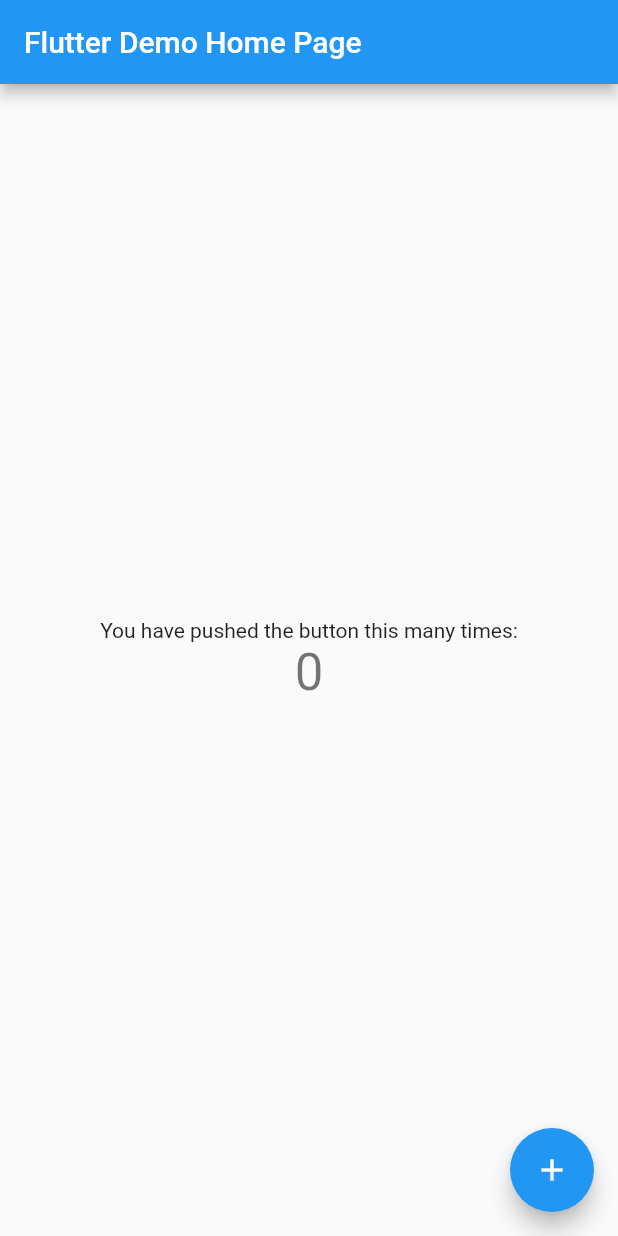
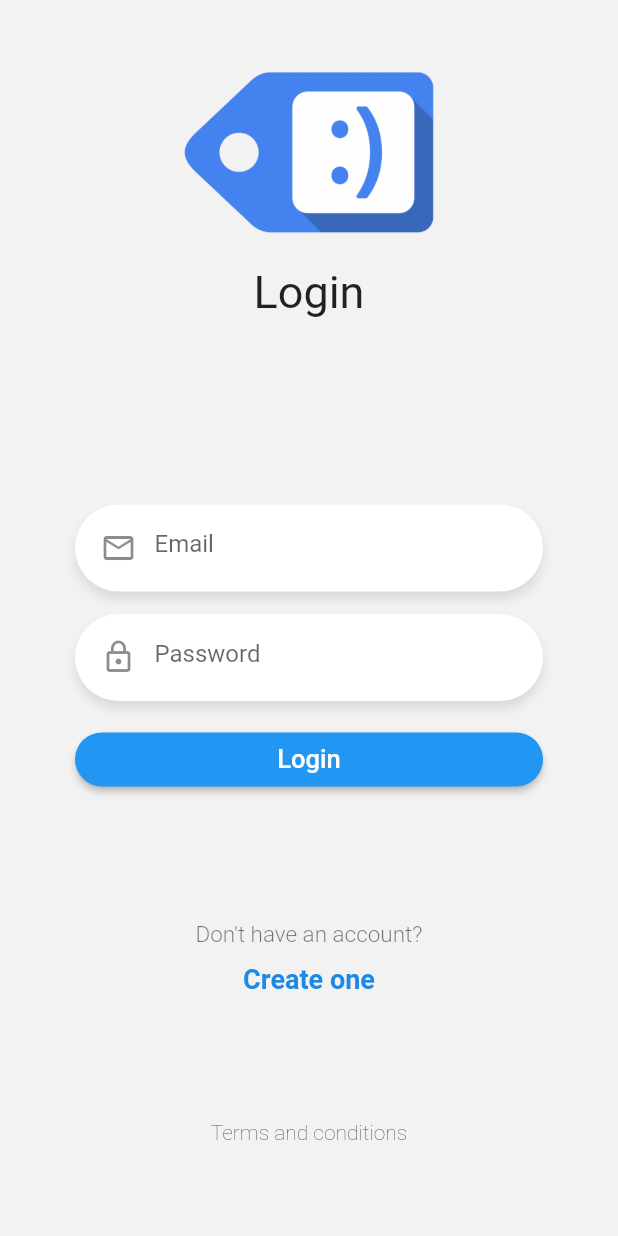
Before and after one commit to mangelsr/chat_app, a Flutter app: the screen it shows after launch, on a phone screen of 412 x 824 dp. Run offline on Flutter 3.47's test engine with Material 2 defaults, Android fonts, the phone set to English and light mode, and no system bars.

Commit message:
[ADD] app logo, [ADD] login & auth Pages, [ADD] Some reusable widgets

```diff
--- a/lib/main.dart
+++ b/lib/main.dart
@@ -1,113 +1,16 @@
 import 'package:flutter/material.dart';
+import 'package:chat_app/routes/routes.dart';
 
-void main() {
-  runApp(MyApp());
-}
+void main() => runApp(MyApp());
 
 class MyApp extends StatelessWidget {
-  // This widget is the root of your application.
   @override
   Widget build(BuildContext context) {
     return MaterialApp(
-      title: 'Flutter Demo',
-      theme: ThemeData(
-        // This is the theme of your application.
-        //
-        // Try running your application with "flutter run". You'll see the
-        // application has a blue toolbar. Then, without quitting the app, try
-        // changing the primarySwatch below to Colors.green and then invoke
-        // "hot reload" (press "r" in the console where you ran "flutter run",
-        // or simply save your changes to "hot reload" in a Flutter IDE).
-        // Notice that the counter didn't reset back to zero; the application
-        // is not restarted.
-        primarySwatch: Colors.blue,
-      ),
-      home: MyHomePage(title: 'Flutter Demo Home Page'),
+      debugShowCheckedModeBanner: false,
+      title: 'Chat App',
+      initialRoute: 'login',
+      routes: appRoutes,
     );
   }
 }
-
-class MyHomePage extends StatefulWidget {
-  MyHomePage({Key key, this.title}) : super(key: key);
-
-  // This widget is the home page of your application. It is stateful, meaning
-  // that it has a State object (defined below) that contains fields that affect
-  // how it looks.
-
-  // This class is the configuration for the state. It holds the values (in this
-  // case the title) provided by the parent (in this case the App widget) and
-  // used by the build method of the State. Fields in a Widget subclass are
-  // always marked "final".
-
-  final String title;
-
-  @override
-  _MyHomePageState createState() => _MyHomePageState();
-}
-
-class _MyHomePageState extends State<MyHomePage> {
-  int _counter = 0;
-
-  void _incrementCounter() {
-    setState(() {
-      // This call to setState tells the Flutter framework that something has
-      // changed in this State, which causes it to rerun the build method below
-      // so that the display can reflect the updated values. If we changed
-      // _counter without calling setState(), then the build method would not be
-      // called again, and so nothing would appear to happen.
-      _counter++;
-    });
-  }
-
-  @override
-  Widget build(BuildContext context) {
-    // This method is rerun every time setState is called, for instance as done
-    // by the _incrementCounter method above.
-    //
-    // The Flutter framework has been optimized to make rerunning build methods
-    // fast, so that you can just rebuild anything that needs updating rather
-    // than having to individually change instances of widgets.
-    return Scaffold(
-      appBar: AppBar(
-        // Here we take the value from the MyHomePage object that was created by
-        // the App.build method, and use it to set our appbar title.
-        title: Text(widget.title),
-      ),
-      body: Center(
-        // Center is a layout widget. It takes a single child and positions it
-        // in the middle of the parent.
-        child: Column(
-          // Column is also a layout widget. It takes a list of children and
-          // arranges them vertically. By default, it sizes itself to fit its
-          // children horizontally, and tries to be as tall as its parent.
-          //
-          // Invoke "debug painting" (press "p" in the console, choose the
-          // "Toggle Debug Paint" action from the Flutter Inspector in Android
-          // Studio, or the "Toggle Debug Paint" command in Visual Studio Code)
-          // to see the wireframe for each widget.
-          //
-          // Column has various properties to control how it sizes itself and
-          // how it positions its children. Here we use mainAxisAlignment to
-          // center the children vertically; the main axis here is the vertical
-          // axis because Columns are vertical (the cross axis would be
-          // horizontal).
-          mainAxisAlignment: MainAxisAlignment.center,
-          children: <Widget>[
-            Text(
-              'You have pushed the button this many times:',
-            ),
-            Text(
-              '$_counter',
-              style: Theme.of(context).textTheme.headline4,
-            ),
-          ],
-        ),
-      ),
-      floatingActionButton: FloatingActionButton(
-        onPressed: _incrementCounter,
-        tooltip: 'Increment',
-        child: Icon(Icons.add),
-      ), // This trailing comma makes auto-formatting nicer for build methods.
-    );
-  }
-}
--- /dev/null
+++ b/lib/pages/login_page.dart
@@ -0,0 +1,85 @@
+import 'package:chat_app/widgets/main_button.dart';
+import 'package:flutter/material.dart';
+import 'package:chat_app/widgets/custom_input.dart';
+import 'package:chat_app/widgets/labels.dart';
+import 'package:chat_app/widgets/logo.dart';
+
+class LoginPage extends StatelessWidget {
+  Widget build(BuildContext context) {
+    return Scaffold(
+      backgroundColor: Color(0xffF2F2F2),
+      body: SafeArea(
+        child: SingleChildScrollView(
+          physics: BouncingScrollPhysics(),
+          child: Container(
+            height: MediaQuery.of(context).size.height * 0.95,
+            child: Column(
+              mainAxisAlignment: MainAxisAlignment.spaceBetween,
+              children: [
+                Logo(
+                  title: 'Login',
+                ),
+                _Form(),
+                Labels(
+                  question: "Don't have an account?",
+                  linkText: 'Create one',
+                  routeTo: 'register',
+                ),
+                Container(
+                  margin: EdgeInsets.only(bottom: 20),
+                  child: Text(
+                    'Terms and conditions',
+                    style: TextStyle(
+                      fontWeight: FontWeight.w200,
+                    ),
+                  ),
+                ),
+              ],
+            ),
+          ),
+        ),
+      ),
+    );
+  }
+}
+
+class _Form extends StatefulWidget {
+  @override
+  __FormState createState() => __FormState();
+}
+
+class __FormState extends State<_Form> {
+  final emailController = TextEditingController();
+  final passwordController = TextEditingController();
+
+  @override
+  Widget build(BuildContext context) {
+    return Container(
+      margin: EdgeInsets.only(top: 40),
+      padding: EdgeInsets.symmetric(horizontal: 50),
+      child: Column(
+        children: [
+          CustomInput(
+            icon: Icons.mail_outline,
+            placeHolder: 'Email',
+            keyboardType: TextInputType.emailAddress,
+            textController: emailController,
+          ),
+          CustomInput(
+            icon: Icons.lock_outline,
+            placeHolder: 'Password',
+            textController: passwordController,
+            isPassword: true,
+          ),
+          MainButton(
+            text: 'Login',
+            callback: () {
+              print(emailController.text);
+              print(passwordController.text);
+            },
+          )
+        ],
+      ),
+    );
+  }
+}
--- /dev/null
+++ b/lib/routes/routes.dart
@@ -0,0 +1,15 @@
+import 'package:flutter/material.dart';
+
+import 'package:chat_app/pages/chat_page.dart';
+import 'package:chat_app/pages/loading_page.dart';
+import 'package:chat_app/pages/login_page.dart';
+import 'package:chat_app/pages/register_page.dart';
+import 'package:chat_app/pages/users_page.dart';
+
+final Map<String, Widget Function(BuildContext)> appRoutes = {
+  'loading': (_) => LoadingPage(),
+  'login': (_) => LoginPage(),
+  'register': (_) => RegisterPage(),
+  'users': (_) => UsersPage(),
+  'chat': (_) => ChatPage(),
+};
--- /dev/null
+++ b/lib/widgets/custom_input.dart
@@ -0,0 +1,47 @@
+import 'package:flutter/material.dart';
+
+class CustomInput extends StatelessWidget {
+  final IconData icon;
+  final String placeHolder;
+  final TextEditingController textController;
+  final TextInputType keyboardType;
+  final bool isPassword;
+
+  const CustomInput({
+    @required this.icon,
+    @required this.placeHolder,
+    @required this.textController,
+    this.keyboardType = TextInputType.text,
+    this.isPassword = false,
+  });
+
+  @override
+  Widget build(BuildContext context) {
+    return Container(
+      padding: EdgeInsets.only(top: 5, left: 5, bottom: 5, right: 20),
+      margin: EdgeInsets.only(bottom: 15),
+      decoration: BoxDecoration(
+          color: Colors.white,
+          borderRadius: BorderRadius.circular(30),
+          boxShadow: [
+            BoxShadow(
+              color: Colors.black.withOpacity(0.1),
+              offset: Offset(0, 5),
+              blurRadius: 5,
+            )
+          ]),
+      child: TextField(
+        controller: this.textController,
+        autocorrect: false,
+        keyboardType: this.keyboardType,
+        obscureText: this.isPassword,
+        decoration: InputDecoration(
+          prefixIcon: Icon(this.icon),
+          focusedBorder: InputBorder.none,
+          border: InputBorder.none,
+          hintText: this.placeHolder,
+        ),
+      ),
+    );
+  }
+}
--- /dev/null
+++ b/lib/widgets/labels.dart
@@ -0,0 +1,46 @@
+import 'package:flutter/material.dart';
+
+class Labels extends StatelessWidget {
+  final String question;
+  final String linkText;
+  final String routeTo;
+
+  const Labels({
+    @required this.routeTo,
+    @required this.question,
+    @required this.linkText,
+  });
+
+  @override
+  Widget build(BuildContext context) {
+    return Center(
+      child: Container(
+        child: Column(
+          children: [
+            Text(
+              this.question,
+              style: TextStyle(
+                color: Colors.black54,
+                fontSize: 15,
+                fontWeight: FontWeight.w300,
+              ),
+            ),
+            SizedBox(height: 10),
+            GestureDetector(
+              onTap: () =>
+                  Navigator.of(context).pushReplacementNamed(this.routeTo),
+              child: Text(
+                this.linkText,
+                style: TextStyle(
+                  color: Colors.blue[600],
+                  fontSize: 18,
+                  fontWeight: FontWeight.bold,
+                ),
+              ),
+            )
+          ],
+        ),
+      ),
+    );
+  }
+}
--- /dev/null
+++ b/lib/widgets/logo.dart
@@ -0,0 +1,26 @@
+import 'package:flutter/material.dart';
+
+class Logo extends StatelessWidget {
+  final String title;
+
+  const Logo({
+    @required this.title,
+  });
+
+  @override
+  Widget build(BuildContext context) {
+    return Center(
+      child: Container(
+        margin: EdgeInsets.only(top: 40),
+        width: 170,
+        child: Column(
+          children: [
+            Image(image: AssetImage('assets/tag-logo.png')),
+            SizedBox(height: 20),
+            Text(this.title, style: TextStyle(fontSize: 30)),
+          ],
+        ),
+      ),
+    );
+  }
+}
--- /dev/null
+++ b/lib/widgets/main_button.dart
@@ -0,0 +1,34 @@
+import 'package:flutter/material.dart';
+
+class MainButton extends StatelessWidget {
+  final String text;
+  final Function callback;
+
+  const MainButton({
+    @required this.text,
+    @required this.callback,
+  });
+
+  @override
+  Widget build(BuildContext context) {
+    return RaisedButton(
+      onPressed: this.callback,
+      elevation: 2,
+      highlightElevation: 5,
+      color: Colors.blue,
+      shape: StadiumBorder(),
+      child: Container(
+        width: double.infinity,
+        child: Center(
+          child: Text(
+            this.text,
+            style: TextStyle(
+              color: Colors.white,
+              fontSize: 17,
+            ),
+          ),
+        ),
+      ),
+    );
+  }
+}
--- a/pubspec.yaml
+++ b/pubspec.yaml
@@ -45,9 +45,9 @@ flutter:
   uses-material-design: true
 
   # To add assets to your application, add an assets section, like this:
-  # assets:
-  #   - images/a_dot_burr.jpeg
-  #   - images/a_dot_ham.jpeg
+  assets:
+    - assets/
+
 
   # An image asset can refer to one or more resolution-specific "variants", see
   # https://flutter.dev/assets-and-images/#resolution-aware.
```
Also changed, not shown: lib/pages/chat_page.dart (added, +11 -0 lines), lib/pages/loading_page.dart (added, +11 -0 lines), lib/pages/register_page.dart (added, +92 -0 lines), lib/pages/users_page.dart (added, +11 -0 lines), assets/tag-logo.png (renamed from tag-logo.png).
